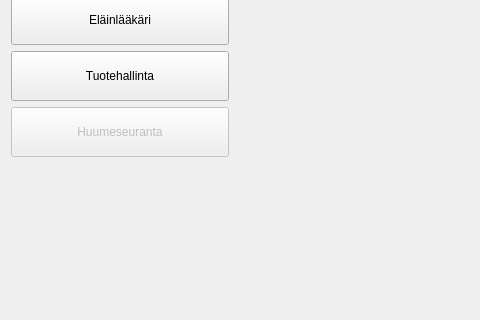
First picture: the form in uipy/ui_mainmenu.ui, repository mape90/VetApp, before the edit; both pictures show x 0 to 480 and y 240 to 560 of the 1114 by 714 pixel window.
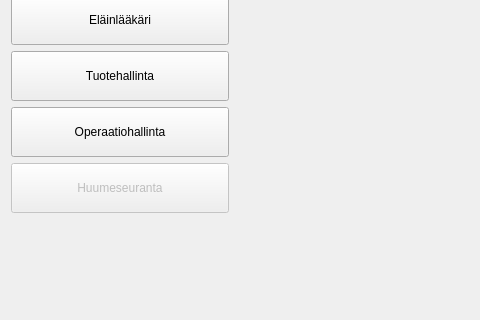
Second picture: the form after the edit.

```diff
--- a/uipy/ui_mainmenu.ui
+++ b/uipy/ui_mainmenu.ui
@@ -102,6 +102,19 @@
          </property>
         </widget>
        </item>
+       <item>
+        <widget class="QPushButton" name="operationcreator_button">
+         <property name="minimumSize">
+          <size>
+           <width>0</width>
+           <height>50</height>
+          </size>
+         </property>
+         <property name="text">
+          <string>Operaatiohallinta</string>
+         </property>
+        </widget>
+       </item>
        <item>
         <widget class="QPushButton" name="drugButton">
          <property name="enabled">
```
